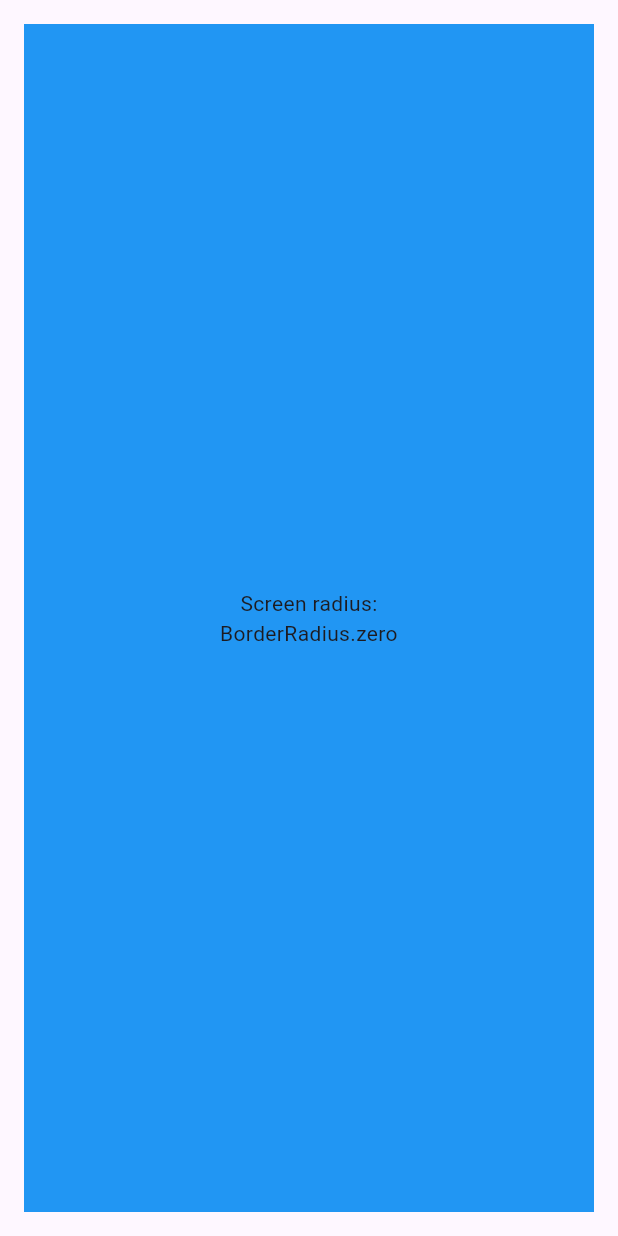
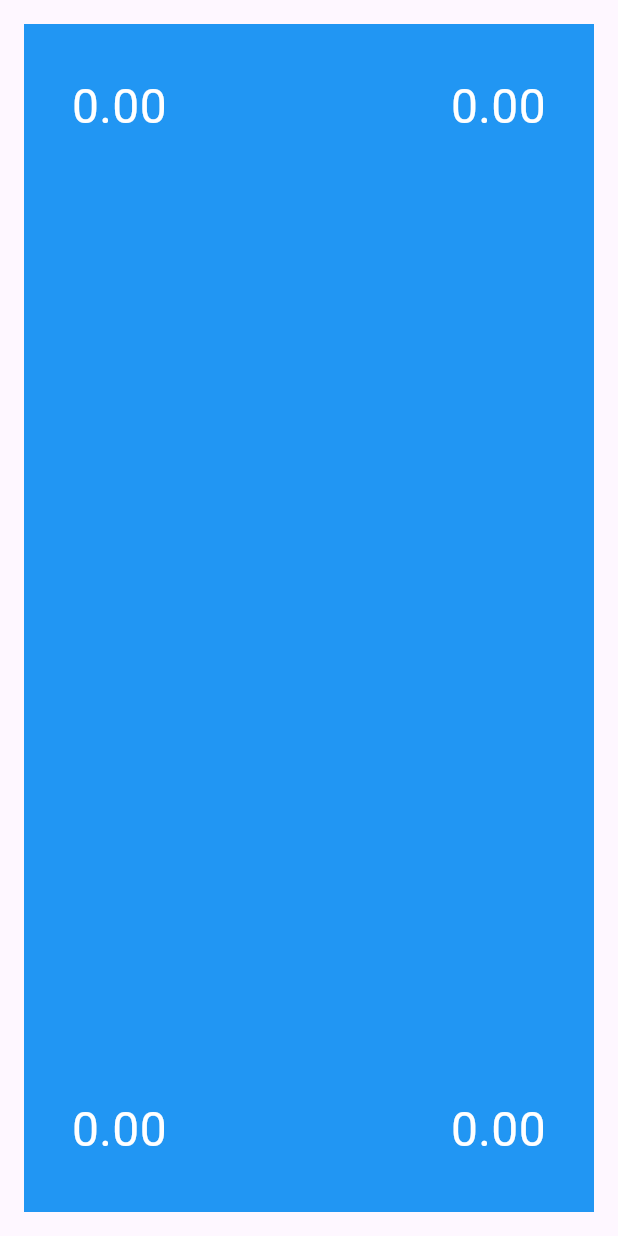
Before and after one commit to ivangalkindeveloper/screen_corner_radius, a Flutter app: the screen it shows after launch, on a phone screen of 412 x 824 dp. Run offline on Flutter 3.47's test engine with Material 3 defaults, Android fonts, the phone set to English and light mode, and no system bars; our stand-ins replace plugin_platform_interface.

Commit message:
Release 2.0.0

```diff
--- a/example/lib/main.dart
+++ b/example/lib/main.dart
@@ -12,7 +12,8 @@ class MyApp extends StatelessWidget {
   Widget build(BuildContext context) {
     return MaterialApp(
       home: Scaffold(
-        body: FutureBuilder(
+        body: SafeArea(
+          child: FutureBuilder(
             future: ScreenCornerRadius.get(),
             builder: (context, snapshot) {
               final data = snapshot.data;
@@ -25,12 +26,50 @@ class MyApp extends StatelessWidget {
                 child: DecoratedBox(
                   decoration: BoxDecoration(
                     color: Colors.blue,
-                  borderRadius: data,
+                    borderRadius: BorderRadius.only(
+                      topLeft: Radius.circular(data.topLeft),
+                      topRight: Radius.circular(data.topRight),
+                      bottomLeft: Radius.circular(data.bottomLeft),
+                      bottomRight: Radius.circular(data.bottomRight),
                     ),
-                child: Center(
+                  ),
+                  child: Padding(
+                    padding: const EdgeInsets.all(32),
+                    child: Stack(
+                      children: [
+                        Align(
+                          alignment: Alignment.topLeft,
                           child: Text(
-                    'Screen radius:\n$data',
+                            data.topLeft.toStringAsFixed(2).toString(),
                             textAlign: TextAlign.center,
+                            style: TextStyle(color: Colors.white, fontSize: 32),
+                          ),
+                        ),
+                        Align(
+                          alignment: Alignment.topRight,
+                          child: Text(
+                            data.topRight.toStringAsFixed(2).toString(),
+                            textAlign: TextAlign.center,
+                            style: TextStyle(color: Colors.white, fontSize: 32),
+                          ),
+                        ),
+                        Align(
+                          alignment: Alignment.bottomLeft,
+                          child: Text(
+                            data.bottomLeft.toStringAsFixed(2).toString(),
+                            textAlign: TextAlign.center,
+                            style: TextStyle(color: Colors.white, fontSize: 32),
+                          ),
+                        ),
+                        Align(
+                          alignment: Alignment.bottomRight,
+                          child: Text(
+                            data.bottomRight.toStringAsFixed(2).toString(),
+                            textAlign: TextAlign.center,
+                            style: TextStyle(color: Colors.white, fontSize: 32),
+                          ),
+                        ),
+                      ],
                     ),
                   ),
                 ),
@@ -38,6 +77,7 @@ class MyApp extends StatelessWidget {
             },
           ),
         ),
+      ),
     );
   }
 }
--- a/lib/screen_corner_radius.dart
+++ b/lib/screen_corner_radius.dart
@@ -1,3 +1,4 @@
 library;
 
 export 'package:screen_corner_radius/src/screen_corner_radius.dart';
+export 'package:screen_corner_radius/src/screen_radius.dart';
--- a/lib/src/screen_corner_radius.dart
+++ b/lib/src/screen_corner_radius.dart
@@ -1,8 +1,8 @@
-import 'package:flutter/widgets.dart';
+import 'package:screen_corner_radius/src/screen_radius.dart';
 
 import 'screen_corner_radius_platform_interface.dart';
 
 class ScreenCornerRadius {
-  static Future<BorderRadius> get() =>
+  static Future<ScreenRadius> get() =>
       ScreenCornerRadiusPlatform.instance.getScreenCornerRadius();
 }
--- a/lib/src/screen_corner_radius_method_channel.dart
+++ b/lib/src/screen_corner_radius_method_channel.dart
@@ -1,5 +1,6 @@
 import 'package:flutter/services.dart';
 import 'package:flutter/widgets.dart';
+import 'package:screen_corner_radius/src/screen_radius.dart';
 
 import 'screen_corner_radius_platform_interface.dart';
 
@@ -10,20 +11,20 @@ class MethodChannelScreenCornerRadius extends ScreenCornerRadiusPlatform {
   final methodChannel = const MethodChannel('screen_corner_radius');
 
   @override
-  Future<BorderRadius> getScreenCornerRadius() async {
+  Future<ScreenRadius> getScreenCornerRadius() async {
     final Map<String, double>? result =
         (await methodChannel.invokeMethod<Map>(
           'getScreenCornerRadius',
         ))?.cast<String, double>();
     if (result == null) {
-      return BorderRadius.zero;
+      return ScreenRadius.zero();
     }
 
-    return BorderRadius.only(
-      topLeft: Radius.circular(result["topLeft"] ?? 0),
-      topRight: Radius.circular(result["topRight"] ?? 0),
-      bottomLeft: Radius.circular(result["bottomLeft"] ?? 0),
-      bottomRight: Radius.circular(result["bottomRight"] ?? 0),
+    return ScreenRadius(
+      topLeft: result["topLeft"] ?? 0,
+      topRight: result["topRight"] ?? 0,
+      bottomLeft: result["bottomLeft"] ?? 0,
+      bottomRight: result["bottomRight"] ?? 0,
     );
   }
 }
--- a/lib/src/screen_corner_radius_platform_interface.dart
+++ b/lib/src/screen_corner_radius_platform_interface.dart
@@ -1,5 +1,5 @@
-import 'package:flutter/widgets.dart';
 import 'package:plugin_platform_interface/plugin_platform_interface.dart';
+import 'package:screen_corner_radius/src/screen_radius.dart';
 
 import 'screen_corner_radius_method_channel.dart';
 
@@ -25,7 +25,7 @@ abstract class ScreenCornerRadiusPlatform extends PlatformInterface {
     _instance = instance;
   }
 
-  Future<BorderRadius> getScreenCornerRadius() =>
+  Future<ScreenRadius> getScreenCornerRadius() =>
       throw UnimplementedError(
         'getScreenCornerRadius() has not been implemented.',
       );
--- /dev/null
+++ b/lib/src/screen_radius.dart
@@ -0,0 +1,57 @@
+class ScreenRadius {
+  const ScreenRadius({
+    required this.topLeft,
+    required this.topRight,
+    required this.bottomLeft,
+    required this.bottomRight,
+  });
+
+  factory ScreenRadius.zero() => const ScreenRadius(
+    topLeft: 0,
+    topRight: 0,
+    bottomLeft: 0,
+    bottomRight: 0,
+  );
+
+  factory ScreenRadius.value(double value) => ScreenRadius(
+    topLeft: value,
+    topRight: value,
+    bottomLeft: value,
+    bottomRight: value,
+  );
+
+  final double topLeft;
+  final double topRight;
+  final double bottomLeft;
+  final double bottomRight;
+
+  ScreenRadius copyWith({
+    double? topLeft,
+    double? topRight,
+    double? bottomLeft,
+    double? bottomRight,
+  }) => ScreenRadius(
+    topLeft: topLeft ?? this.topLeft,
+    topRight: topRight ?? this.topRight,
+    bottomLeft: bottomLeft ?? this.bottomLeft,
+    bottomRight: bottomRight ?? this.bottomRight,
+  );
+
+  @override
+  bool operator ==(covariant ScreenRadius other) {
+    if (identical(this, other)) return true;
+
+    return other.topLeft == topLeft &&
+        other.topRight == topRight &&
+        other.bottomLeft == bottomLeft &&
+        other.bottomRight == bottomRight;
+  }
+
+  @override
+  int get hashCode {
+    return topLeft.hashCode ^
+        topRight.hashCode ^
+        bottomLeft.hashCode ^
+        bottomRight.hashCode;
+  }
+}
--- a/pubspec.yaml
+++ b/pubspec.yaml
@@ -1,6 +1,6 @@
 name: screen_corner_radius
 description: Screen Corner Radius plugin.
-version: 1.0.0
+version: 2.0.0
 repository: https://github.com/ivangalkindeveloper/screen_corner_radius
 
 environment:
```
Also changed, not shown: asset/demo.png (added), example/pubspec.lock, 4 other files. Lines whose indentation alone changed are shown as unchanged.
